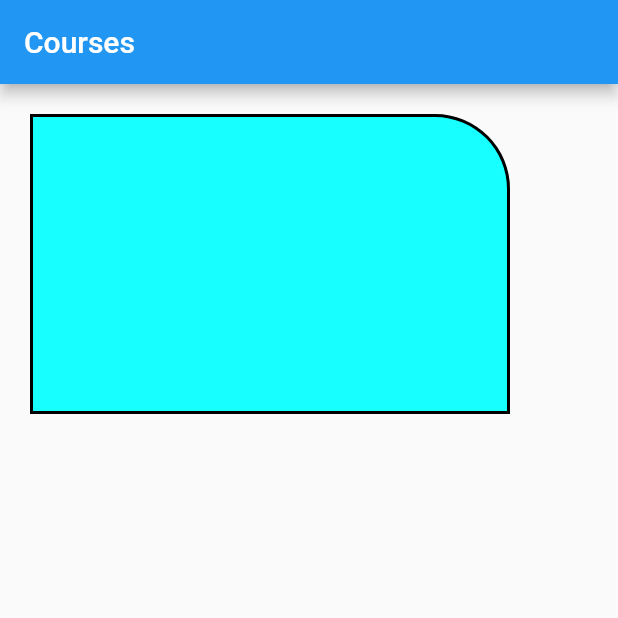
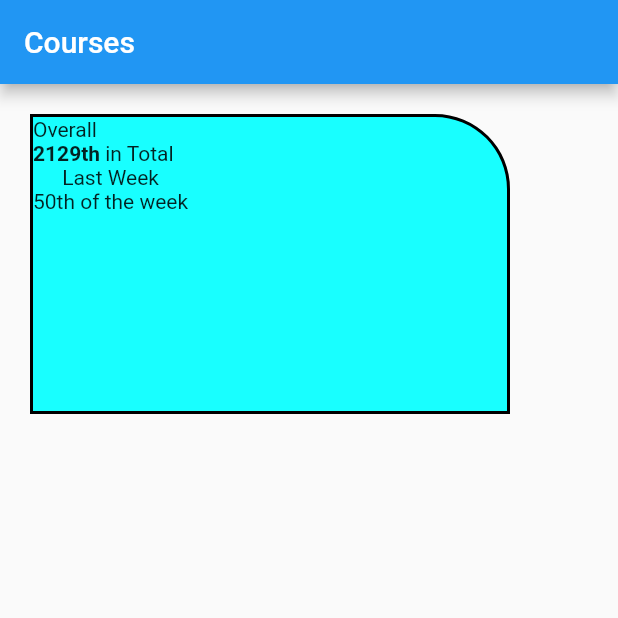
Before and after one commit to hamidu34/flutter_practice, a Flutter app: the screen it shows after launch, on a phone screen of 412 x 824 dp, the top half of it. Run offline on Flutter 3.47's test engine with Material 2 defaults, Android fonts, the phone set to English and light mode, and no system bars.

Commit message:
updated main.dart

```diff
--- a/sample_project/lib/main.dart
+++ b/sample_project/lib/main.dart
@@ -33,9 +33,16 @@ class HomeScreen extends StatelessWidget {
               Row(
                 children: [
                   Column(
+                    crossAxisAlignment: CrossAxisAlignment.start,
                     children: [
-                      Row(),
-                      Row(),
+                      const Text('Overall'),
+                      Row(
+                        children: const [
+                          Text('2129th',style: TextStyle(fontWeight: FontWeight.bold),),
+                          Text(' in Total'),
+                        ],
+                      ),
+
                     ],
                   )
                 ],
@@ -43,9 +50,10 @@ class HomeScreen extends StatelessWidget {
               Row(
                 children: [
                   Column(
-                    children: [
-                      Row(),
-                      Row(),
+                    children: const [
+                      Text('Last Week'),
+                      Text('50th of the week'),
+
                     ],
                   )
                 ],
```
